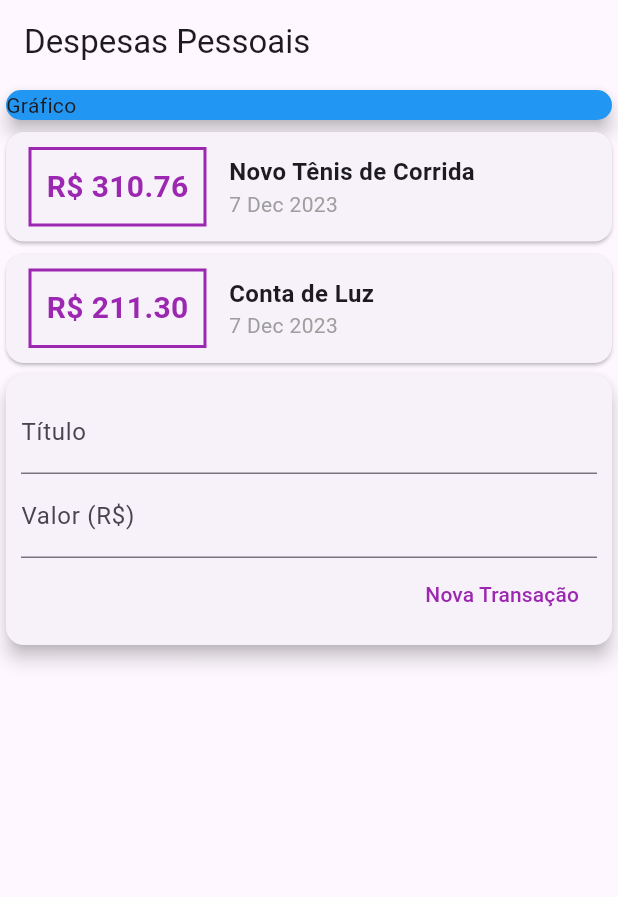
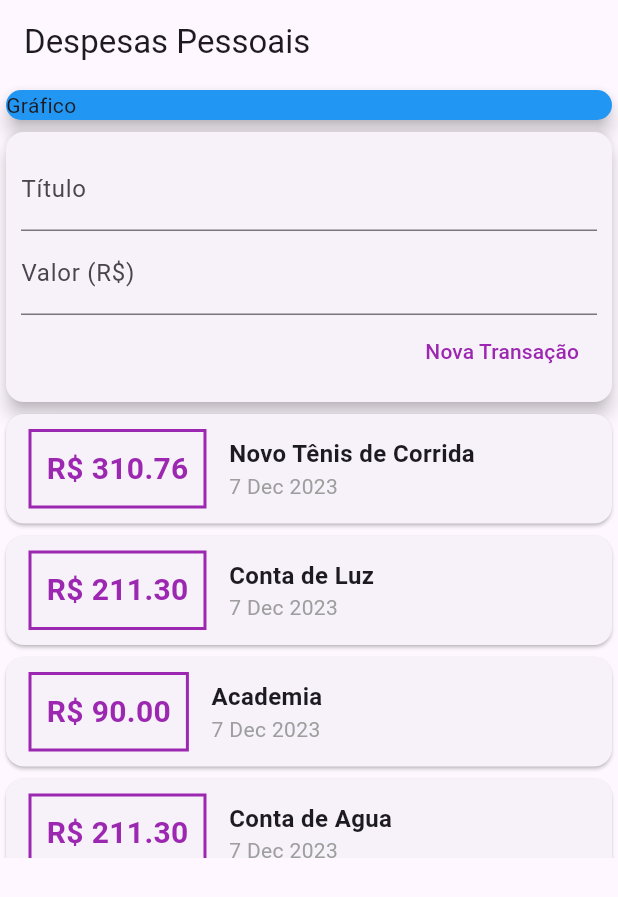
Before and after one commit to Hudsonrb77/DespesasApp_Flutter, a Flutter app: the screen it shows after launch, on a phone screen of 412 x 824 dp. Shown: the top 897 px of the screen. Run offline on Flutter 3.47's test engine with Material 3 defaults, Android fonts, the phone set to English and light mode, and no system bars.

Commit message:
Resolvendo problema de muitos itens com ListView(Scroll).

```diff
--- a/lib/components/transaction_list.dart
+++ b/lib/components/transaction_list.dart
@@ -9,8 +9,13 @@ class TransactionList extends StatelessWidget {
 
   @override
   Widget build(BuildContext context) {
-    return Column(
-      children: transactions.map((tr) {
+    return Container(
+      height: 300,
+      //ListView e ScrollChildScrollView ambos precisam de um componente Pai com um tamanho predefinido. (IMPORTANTE)
+      child: ListView.builder(
+          itemCount: transactions.length,
+          itemBuilder: (ctx, index) {
+            final tr = transactions[index];
             return Card(
               child: Row(
                 children: [
@@ -56,7 +61,7 @@ class TransactionList extends StatelessWidget {
                 ],
               ),
             );
-      }).toList(),
+          }),
     );
   }
 }
--- a/lib/components/transaction_user.dart
+++ b/lib/components/transaction_user.dart
@@ -25,6 +25,42 @@ class _TransactionUserState extends State<TransactionUser> {
       value: 211.30,
       date: DateTime.now(),
     ),
+    Transaction(
+      id: 't3',
+      title: 'Academia',
+      value: 90,
+      date: DateTime.now(),
+    ),
+    Transaction(
+      id: 't4',
+      title: 'Conta de Agua',
+      value: 211.30,
+      date: DateTime.now(),
+    ),
+    Transaction(
+      id: 't5',
+      title: 'Comida da Semana',
+      value: 150.30,
+      date: DateTime.now(),
+    ),
+    Transaction(
+      id: 't6',
+      title: 'Fatura do Cartão',
+      value: 250.50,
+      date: DateTime.now(),
+    ),
+    Transaction(
+      id: 't7',
+      title: 'Manutencao',
+      value: 30.30,
+      date: DateTime.now(),
+    ),
+    Transaction(
+      id: 't8',
+      title: 'Colegio',
+      value: 130.50,
+      date: DateTime.now(),
+    ),
   ];
 
   _addTransaction(String title, double value) {
@@ -44,8 +80,8 @@ class _TransactionUserState extends State<TransactionUser> {
   Widget build(BuildContext context) {
     return Column(
       children: [
+        TransactionForm(_addTransaction),
         TransactionList(_transactions),
-        TransactionForm(_addTransaction),
       ],
     );
   }
--- a/lib/main.dart
+++ b/lib/main.dart
@@ -20,7 +20,8 @@ class MyHomePage extends StatelessWidget {
       appBar: AppBar(
         title: const Text('Despesas Pessoais'),
       ),
-      body: const Column(
+      body: const SingleChildScrollView(
+        child: Column(
           crossAxisAlignment: CrossAxisAlignment.stretch,
           children: [
             SizedBox(
@@ -33,6 +34,7 @@ class MyHomePage extends StatelessWidget {
             TransactionUser(),
           ],
         ),
+      ),
     );
   }
 }
```
Lines whose indentation alone changed are shown as unchanged.
